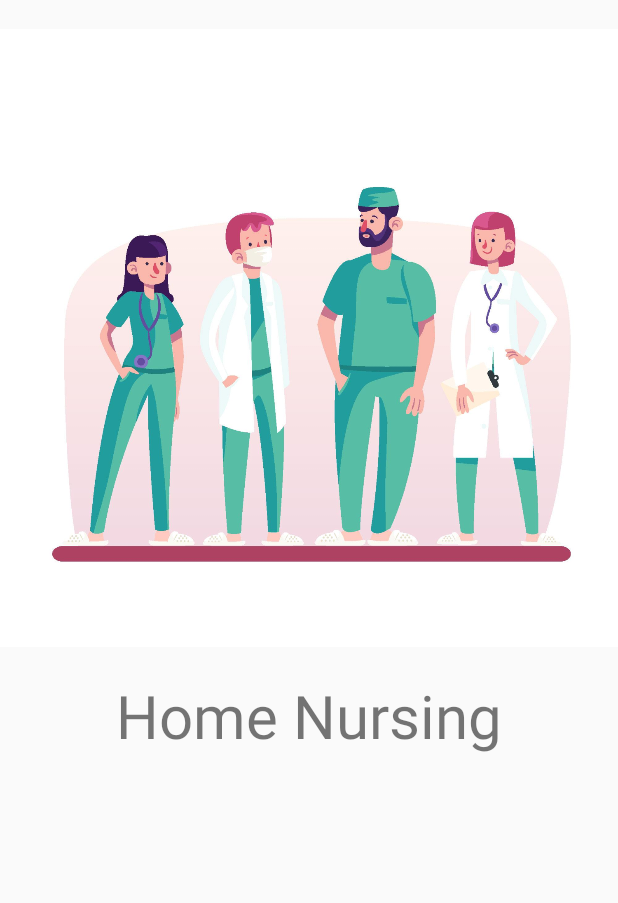
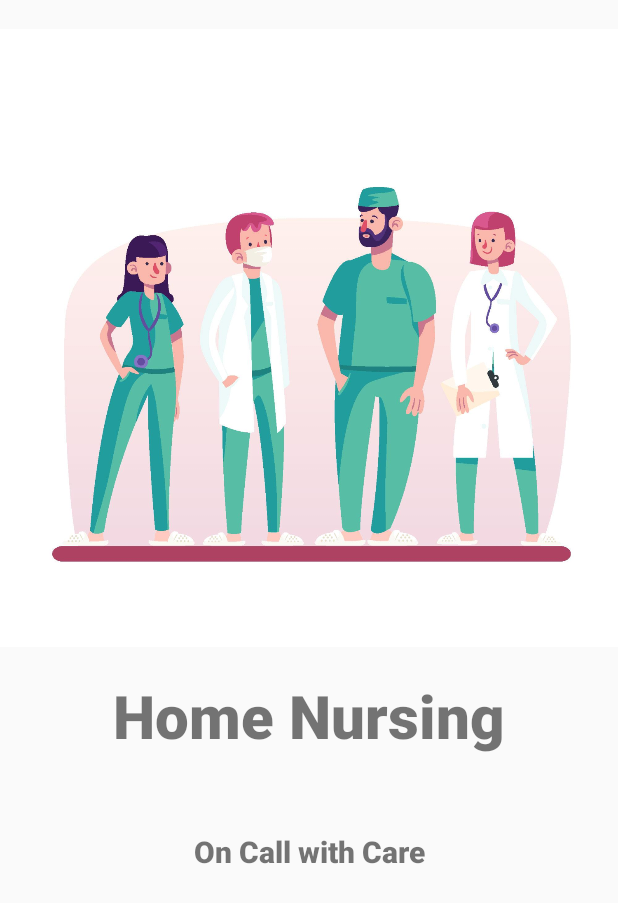
Before and after one commit to tahabutt96/HomeNursing, an Android app: the layout activity_main.xml on its own in the app's theme, with its tools: preview values and no code run, on a phone screen of 412 x 824 dp. Shown: the top 903 px of the screen. Run offline under Robolectric (Android 15) with nearby library versions, the phone set to English and light mode, and no system bars.

Commit message:
splash screen ready

```diff
--- a/app/src/main/res/anim/bottom_animation.xml
+++ b/app/src/main/res/anim/bottom_animation.xml
@@ -3,13 +3,13 @@
 
     <translate
         android:fromXDelta="0%"
-        android:fromYDelta="100%"
-        android:duration="1500"/>
+        android:fromYDelta="50%"
+        android:duration="2500"/>
 
         <alpha
             android:fromAlpha="0.1"
             android:toAlpha="1.0"
-            android:duration="1500"/>
+            android:duration="2500"/>
 
 
 
--- a/app/src/main/res/anim/top_animation.xml
+++ b/app/src/main/res/anim/top_animation.xml
@@ -4,13 +4,13 @@
 
     <translate
         android:fromXDelta="0%"
-        android:fromYDelta="-50"
-        android:duration="2000"/>
+        android:fromYDelta="-20"
+        android:duration="2500"/>
 
     <alpha
         android:fromAlpha="0.1"
         android:toAlpha="1.0"
-        android:duration="1500"/>
+        android:duration="2500"/>
 
 
 
--- a/app/src/main/res/layout/activity_main.xml
+++ b/app/src/main/res/layout/activity_main.xml
@@ -10,19 +10,33 @@
     tools:visibility="visible"
     android:orientation="vertical">
    <ImageView
+       android:id="@+id/imageview"
        android:layout_width="wrap_content"
        android:layout_height="450dp"
        android:src="@drawable/splash_pic" />
    <LinearLayout
        android:layout_width="match_parent"
        android:layout_height="wrap_content"
-       android:orientation="horizontal">
+       android:orientation="vertical">
       <TextView
+          android:id="@+id/textview"
           android:textSize="40dp"
           android:gravity="center"
           android:layout_width="match_parent"
           android:layout_height="match_parent"
+          android:fontFamily="sans-serif-black"
           android:text="Home Nursing"/>
+
+      <TextView
+          android:id="@+id/textview2"
+          android:textSize="20dp"
+          android:gravity="center"
+          android:layout_marginTop="50dp"
+          android:layout_width="match_parent"
+          android:layout_height="match_parent"
+          android:fontFamily="sans-serif-black"
+          android:text="On Call with Care"/>
+
    </LinearLayout>
 
 </LinearLayout>
```
